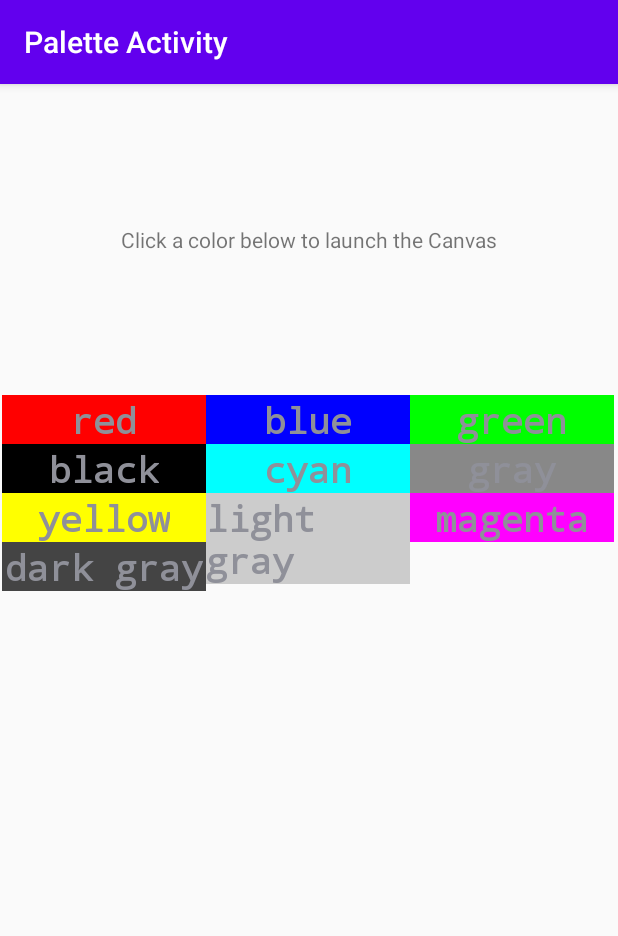
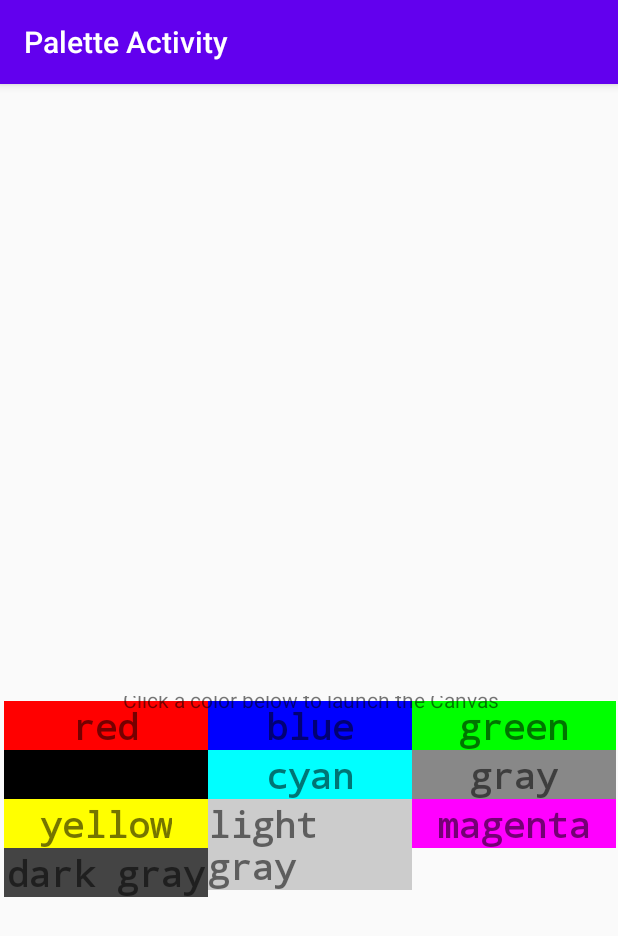
Before and after one commit to Dan-Burke-P/ColorPallete, an Android app: the screen it shows after launch (MainActivity), on a phone screen of 412 x 824 dp. Shown: the top 936 px of the screen. Run offline under Robolectric (Android 15) with nearby library versions, the phone set to English and light mode, and no system bars.

Commit message:
Runs palette fragment on startuyp

```diff
--- a/app/src/main/java/edu/temple/colorpallete/MainActivity.java
+++ b/app/src/main/java/edu/temple/colorpallete/MainActivity.java
@@ -1,6 +1,7 @@
 package edu.temple.colorpallete;
 
 import androidx.appcompat.app.AppCompatActivity;
+import androidx.fragment.app.Fragment;
 
 import android.content.Intent;
 import android.content.res.Resources;
@@ -11,6 +12,7 @@ import android.widget.GridView;
 import android.widget.TextView;
 
 public class MainActivity extends AppCompatActivity {
+    private Fragment paletteFragment;
 
     @Override
     protected void onCreate(Bundle savedInstanceState) {
@@ -19,23 +21,10 @@ public class MainActivity extends AppCompatActivity {
         setContentView(R.layout.activity_main);
         Resources res = this.getResources();
         this.setTitle(res.getString(R.string.title_activity_main));
-        ColorObject[] colors = {
-                new ColorObject(res.getString(R.string.red), Color.RED),
-                new ColorObject(res.getString(R.string.blue), Color.BLUE),
-                new ColorObject(res.getString(R.string.green), Color.GREEN),
-                new ColorObject(res.getString(R.string.black), Color.BLACK),
-                new ColorObject(res.getString(R.string.cyan), Color.CYAN),
-                new ColorObject(res.getString(R.string.gray), Color.GRAY),
-                new ColorObject(res.getString(R.string.yellow), Color.YELLOW),
-                new ColorObject(res.getString(R.string.light_gray), Color.LTGRAY),
-                new ColorObject(res.getString(R.string.magenta), Color.MAGENTA),
-                new ColorObject(res.getString(R.string.dark_gray), Color.DKGRAY)
-        };
-        ColorAdapter colorAdapter = new ColorAdapter(colors, getApplicationContext());
-        GridView gridView = (GridView)findViewById(R.id.colorPallete);
-        gridView.setNumColumns(3);
 
-        gridView.setAdapter(colorAdapter);
+        paletteFragment = PaletteFragment.newInstance("palette fragment");
+        getSupportFragmentManager().beginTransaction()
+                .replace(R.id.Container_1, paletteFragment).commit();
     }
 
 }
--- a/app/src/main/java/edu/temple/colorpallete/PaletteFragment.java
+++ b/app/src/main/java/edu/temple/colorpallete/PaletteFragment.java
@@ -1,64 +1,60 @@
 package edu.temple.colorpallete;
 
+import android.content.res.Resources;
+import android.graphics.Color;
 import android.os.Bundle;
 
+import androidx.annotation.Nullable;
 import androidx.fragment.app.Fragment;
 
 import android.view.LayoutInflater;
 import android.view.View;
 import android.view.ViewGroup;
+import android.widget.GridView;
 
-/**
- * A simple {@link Fragment} subclass.
- * Use the {@link PaletteFragment#newInstance} factory method to
- * create an instance of this fragment.
- */
+
 public class PaletteFragment extends Fragment {
-
-    // TODO: Rename parameter arguments, choose names that match
-    // the fragment initialization parameters, e.g. ARG_ITEM_NUMBER
-    private static final String ARG_PARAM1 = "param1";
-    private static final String ARG_PARAM2 = "param2";
-
-    // TODO: Rename and change types of parameters
-    private String mParam1;
-    private String mParam2;
-
-    public PaletteFragment() {
-        // Required empty public constructor
-    }
-
-    /**
-     * Use this factory method to create a new instance of
-     * this fragment using the provided parameters.
-     *
-     * @param param1 Parameter 1.
-     * @param param2 Parameter 2.
-     * @return A new instance of fragment PaletteFragment.
-     */
-    // TODO: Rename and change types and number of parameters
-    public static PaletteFragment newInstance(String param1, String param2) {
-        PaletteFragment fragment = new PaletteFragment();
-        Bundle args = new Bundle();
-        args.putString(ARG_PARAM1, param1);
-        args.putString(ARG_PARAM2, param2);
-        fragment.setArguments(args);
-        return fragment;
-    }
-
-    @Override
-    public void onCreate(Bundle savedInstanceState) {
-        super.onCreate(savedInstanceState);
-        if (getArguments() != null) {
-            mParam1 = getArguments().getString(ARG_PARAM1);
-            mParam2 = getArguments().getString(ARG_PARAM2);
-        }
-    }
-
+    private View view;
+    private GridView gridView;
     @Override
     public View onCreateView(LayoutInflater inflater, ViewGroup container,
                              Bundle savedInstanceState) {
         // Inflate the layout for this fragment
-        return inflater.inflate(R.layout.fragment_palette, container, false);
+        view = inflater.inflate(R.layout.fragment_palette, container, false);
+        gridView = (GridView)view.findViewById(R.id.colorPallete);
+
+        Resources res = this.getResources();
+        ColorObject[] colors = {
+                new ColorObject(res.getString(R.string.red), Color.RED),
+                new ColorObject(res.getString(R.string.blue), Color.BLUE),
+                new ColorObject(res.getString(R.string.green), Color.GREEN),
+                new ColorObject(res.getString(R.string.black), Color.BLACK),
+                new ColorObject(res.getString(R.string.cyan), Color.CYAN),
+                new ColorObject(res.getString(R.string.gray), Color.GRAY),
+                new ColorObject(res.getString(R.string.yellow), Color.YELLOW),
+                new ColorObject(res.getString(R.string.light_gray), Color.LTGRAY),
+                new ColorObject(res.getString(R.string.magenta), Color.MAGENTA),
+                new ColorObject(res.getString(R.string.dark_gray), Color.DKGRAY)
+        };
+        ColorAdapter colorAdapter = new ColorAdapter(colors, getContext());
+        gridView.setNumColumns(3);
+
+        gridView.setAdapter(colorAdapter);
+        return view;
+    }
+
+
+    @Override
+    public void onCreate(@Nullable Bundle savedInstanceState) {
+        super.onCreate(savedInstanceState);
+
+    }
+
+    public static Fragment newInstance(String name){
+        Bundle bundle = new Bundle();
+        bundle.putString("NAME", name);
+        Fragment fragment = new PaletteFragment();
+        fragment.setArguments(bundle);
+        return fragment;
     }
 }
--- a/app/src/main/res/layout/activity_main.xml
+++ b/app/src/main/res/layout/activity_main.xml
@@ -6,23 +6,24 @@
     android:layout_height="match_parent"
     tools:context=".MainActivity">
 
-    <GridView
-        android:id="@+id/colorPallete"
-        android:layout_width="409dp"
-        android:layout_height="354dp"
+    <FrameLayout
+        android:id="@+id/Container_1"
+        android:layout_width="418dp"
+        android:layout_height="360dp"
         app:layout_constraintBottom_toBottomOf="parent"
         app:layout_constraintEnd_toEndOf="parent"
-        app:layout_constraintStart_toStartOf="parent"
-        app:layout_constraintTop_toTopOf="parent" />
+        app:layout_constraintStart_toStartOf="parent">
 
-    <TextView
-        android:id="@+id/textView"
-        android:layout_width="wrap_content"
-        android:layout_height="wrap_content"
-        android:text="@string/main_activity_instruction"
-        app:layout_constraintBottom_toTopOf="@+id/colorPallete"
+    </FrameLayout>
+
+    <FrameLayout
+        android:id="@+id/Container_2"
+        android:layout_width="416dp"
+        android:layout_height="367dp"
+        android:layout_marginTop="4dp"
         app:layout_constraintEnd_toEndOf="parent"
         app:layout_constraintStart_toStartOf="parent"
-        app:layout_constraintTop_toTopOf="parent" />
+        app:layout_constraintTop_toTopOf="parent">
 
+    </FrameLayout>
 </androidx.constraintlayout.widget.ConstraintLayout>
--- a/app/src/main/res/layout/fragment_palette.xml
+++ b/app/src/main/res/layout/fragment_palette.xml
@@ -1,14 +1,28 @@
 <?xml version="1.0" encoding="utf-8"?>
-<FrameLayout xmlns:android="http://schemas.android.com/apk/res/android"
+<androidx.constraintlayout.widget.ConstraintLayout xmlns:android="http://schemas.android.com/apk/res/android"
+    xmlns:app="http://schemas.android.com/apk/res-auto"
     xmlns:tools="http://schemas.android.com/tools"
     android:layout_width="match_parent"
     android:layout_height="match_parent"
-    tools:context=".PaletteFragment">
+    tools:context=".MainActivity">
 
-    <!-- TODO: Update blank fragment layout -->
+    <GridView
+        android:id="@+id/colorPallete"
+        android:layout_width="409dp"
+        android:layout_height="354dp"
+        app:layout_constraintBottom_toBottomOf="parent"
+        app:layout_constraintEnd_toEndOf="parent"
+        app:layout_constraintStart_toStartOf="parent"
+        app:layout_constraintTop_toTopOf="parent" />
+
     <TextView
-        android:layout_width="match_parent"
-        android:layout_height="match_parent"
-        android:text="@string/hello_blank_fragment" />
+        android:id="@+id/textView"
+        android:layout_width="wrap_content"
+        android:layout_height="wrap_content"
+        android:text="@string/main_activity_instruction"
+        app:layout_constraintBottom_toTopOf="@+id/colorPallete"
+        app:layout_constraintEnd_toEndOf="parent"
+        app:layout_constraintStart_toStartOf="parent"
+        app:layout_constraintTop_toTopOf="parent" />
 
-</FrameLayout>
+</androidx.constraintlayout.widget.ConstraintLayout>
```
Also changed, not shown: app/src/main/java/edu/temple/colorpallete/ColorAdapter.java (+5 -5 lines), app/src/main/res/layout/fragment_canvas.xml (+21 -7 lines).
